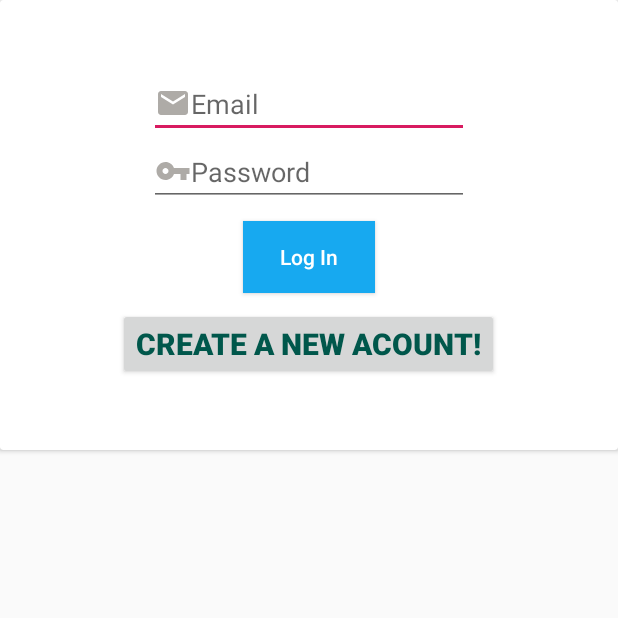
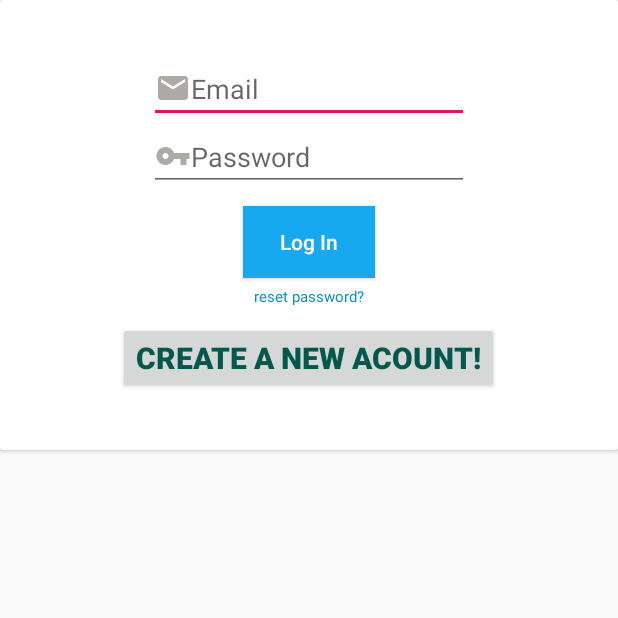
Before and after one commit to aakashe502/DoorStep, an Android app: the screen it shows after launch (LoginActivity), after a tap on "Log In", on a phone screen of 412 x 824 dp, the top half of it. Run offline under Robolectric (Android 15) with nearby library versions, the phone set to English and light mode, and no system bars; our stand-ins replace Firebase (no records; nobody signed in at launch, a user with empty details on screens opened directly).

Commit message:
Pushing some modifications to current code

```diff
--- a/app/src/main/java/com/hadIt/doorstep/HomePage.java
+++ b/app/src/main/java/com/hadIt/doorstep/HomePage.java
@@ -46,7 +46,7 @@ public class HomePage extends AppCompatActivity {
 
         drawerLayout=findViewById(R.id.drawer);
         toolbar=findViewById(R.id.toolBar);
-         setSupportActionBar(toolbar);
+        setSupportActionBar(toolbar);
         toggle=new ActionBarDrawerToggle(this,drawerLayout,toolbar,R.string.open,R.string.close);
         drawerLayout.addDrawerListener(toggle);
         toggle.syncState();
@@ -63,16 +63,14 @@ public class HomePage extends AppCompatActivity {
                         break;
                     case R.id.logout:
                         FirebaseAuth.getInstance().signOut();
+                        startActivity(new Intent(HomePage.this,LoginActivity.class));
+                        break;
                     case R.id.basket:
                         startActivity(new Intent(HomePage.this,AddGrocery.class));
-
-                        //startActivity(new Intent(root.getContext(), LoginActivity.class));
                         break;
                 }
                 return true;
             }
         });
-
     }
-
 }
--- a/app/src/main/java/com/hadIt/doorstep/LoginActivity.java
+++ b/app/src/main/java/com/hadIt/doorstep/LoginActivity.java
@@ -9,6 +9,7 @@ import android.util.Log;
 import android.view.View;
 import android.widget.Button;
 import android.widget.EditText;
+import android.widget.TextView;
 import android.widget.Toast;
 
 import com.google.android.gms.tasks.OnCompleteListener;
@@ -22,6 +23,7 @@ import com.hadIt.doorstep.md5.PasswordGeneratorMd5;
 
 public class LoginActivity extends AppCompatActivity {
     public Button createNewAccount, loginButton;
+    public TextView resetPassword;
     public EditText email, password;
     public FirebaseFirestore db;
     public PasswordGeneratorMd5 md5;
@@ -29,11 +31,14 @@ public class LoginActivity extends AppCompatActivity {
     protected void onCreate(Bundle savedInstanceState) {
         super.onCreate(savedInstanceState);
         setContentView(R.layout.activity_main);
+
         md5 = new PasswordGeneratorMd5();
         email=findViewById(R.id.etemail);
         password=findViewById(R.id.mypass);
+        resetPassword = findViewById(R.id.resetPassword);
         createNewAccount=findViewById(R.id.createnewac);
         loginButton=findViewById(R.id.btnlogin);
+
         createNewAccount.setOnClickListener(new View.OnClickListener() {
             @Override
             public void onClick(View view) {
@@ -48,13 +53,11 @@ public class LoginActivity extends AppCompatActivity {
                 gotonewActivity();
             }
         });
-
     }
 
     private void gotonewActivity() {
         if(email.getText().toString()!=null&&password.getText().toString()!=null){
             //logging in the user
-            Log.i("HETIJZAHBDIASHDI", email.getText().toString() +" " + md5.btnMd5(password));
             FirebaseAuth.getInstance().signInWithEmailAndPassword(email.getText().toString(), md5.btnMd5(password))
                     .addOnCompleteListener(this, new OnCompleteListener<AuthResult>() {
                         @Override
@@ -82,9 +85,5 @@ public class LoginActivity extends AppCompatActivity {
         if(user != null){
             startActivity(new Intent(LoginActivity.this, HomePage.class).addFlags(Intent.FLAG_ACTIVITY_CLEAR_TASK));
         }
-
-
-
-
+    }
 }
-}
--- a/app/src/main/java/com/hadIt/doorstep/ProfileActivity.java
+++ b/app/src/main/java/com/hadIt/doorstep/ProfileActivity.java
@@ -33,6 +33,7 @@ public class ProfileActivity extends AppCompatActivity {
         db = FirebaseFirestore.getInstance();
 
         String currentUser = auth.getCurrentUser().getEmail();
+
         db.collection("users").document(currentUser).get()
             .addOnSuccessListener(new OnSuccessListener<DocumentSnapshot>() {
                 @Override
--- a/app/src/main/res/layout/activity_main.xml
+++ b/app/src/main/res/layout/activity_main.xml
@@ -37,6 +37,17 @@
             android:textAllCaps="false"
             android:textColor="#fff" />
 
+        <TextView
+            android:id="@+id/resetPassword"
+            android:layout_width="wrap_content"
+            android:layout_height="wrap_content"
+            android:text="reset password?"
+            android:textColor="#0F89C5"
+            android:layout_centerHorizontal="true"
+            android:layout_marginTop="5dp"
+            android:textSize="10dp"
+            />
+
         <Button
             android:id="@+id/createnewac"
             android:layout_width="wrap_content"
```
Also changed, not shown: app/src/main/java/com/hadIt/doorstep/ui/Profile/Profile.java (+3 -4 lines). Lines whose indentation alone changed are shown as unchanged.
